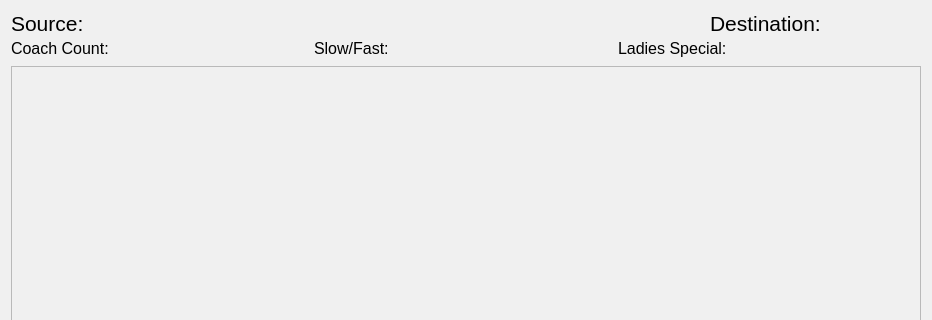
Above: train_route.ui from gurpartap007/qtmop before the change; both pictures show x 0 to 932 and y 0 to 320 of the 932 by 571 pixel window. Below: the same form after it.
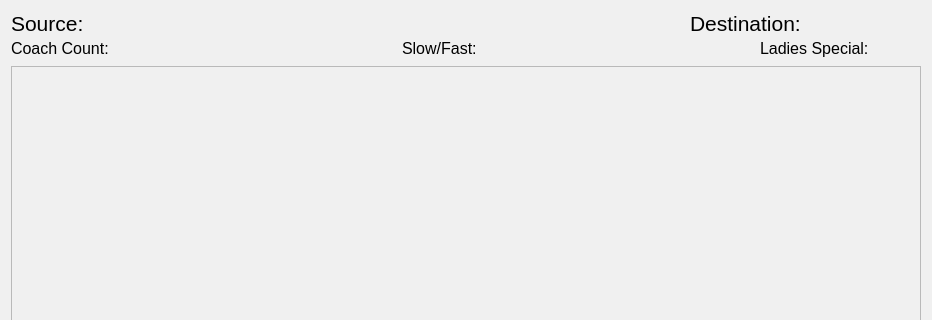
That is the form after the change.

Commit message: added Coach Count and Slow Fast status information of trains along with stylesheets

```diff
--- a/train_route.ui
+++ b/train_route.ui
@@ -67,7 +67,7 @@
            </property>
            <property name="sizeHint" stdset="0">
             <size>
-             <width>600</width>
+             <width>700</width>
              <height>20</height>
             </size>
            </property>
@@ -91,7 +91,7 @@
             <widget class="QLabel" name="destination_station_name">
              <property name="minimumSize">
               <size>
-               <width>100</width>
+               <width>120</width>
                <height>0</height>
               </size>
              </property>
@@ -135,7 +135,7 @@
             <widget class="QLabel" name="coach_count">
              <property name="minimumSize">
               <size>
-               <width>51</width>
+               <width>20</width>
                <height>0</height>
               </size>
              </property>
@@ -151,6 +151,19 @@
            </item>
           </layout>
          </item>
+         <item>
+          <spacer name="horizontalSpacer_2">
+           <property name="orientation">
+            <enum>Qt::Horizontal</enum>
+           </property>
+           <property name="sizeHint" stdset="0">
+            <size>
+             <width>40</width>
+             <height>20</height>
+            </size>
+           </property>
+          </spacer>
+         </item>
          <item>
           <layout class="QHBoxLayout" name="horizontalLayout_5">
            <item>
@@ -189,10 +202,36 @@
              </property>
             </widget>
            </item>
+           <item>
+            <spacer name="horizontalSpacer_3">
+             <property name="orientation">
+              <enum>Qt::Horizontal</enum>
+             </property>
+             <property name="sizeHint" stdset="0">
+              <size>
+               <width>30</width>
+               <height>20</height>
+              </size>
+             </property>
+            </spacer>
+           </item>
           </layout>
          </item>
          <item>
           <layout class="QHBoxLayout" name="horizontalLayout_6">
+           <item>
+            <spacer name="horizontalSpacer_5">
+             <property name="orientation">
+              <enum>Qt::Horizontal</enum>
+             </property>
+             <property name="sizeHint" stdset="0">
+              <size>
+               <width>40</width>
+               <height>20</height>
+              </size>
+             </property>
+            </spacer>
+           </item>
            <item>
             <widget class="QLabel" name="ladies_special_label">
              <property name="minimumSize">
@@ -213,9 +252,15 @@
            </item>
            <item>
             <widget class="QLabel" name="ladies_special_type">
+             <property name="sizePolicy">
+              <sizepolicy hsizetype="Fixed" vsizetype="Preferred">
+               <horstretch>0</horstretch>
+               <verstretch>0</verstretch>
+              </sizepolicy>
+             </property>
              <property name="minimumSize">
               <size>
-               <width>130</width>
+               <width>20</width>
                <height>0</height>
               </size>
              </property>
@@ -229,6 +274,22 @@
              </property>
             </widget>
            </item>
+           <item>
+            <spacer name="horizontalSpacer_4">
+             <property name="orientation">
+              <enum>Qt::Horizontal</enum>
+             </property>
+             <property name="sizeType">
+              <enum>QSizePolicy::Fixed</enum>
+             </property>
+             <property name="sizeHint" stdset="0">
+              <size>
+               <width>20</width>
+               <height>20</height>
+              </size>
+             </property>
+            </spacer>
+           </item>
           </layout>
          </item>
         </layout>
```
The commit also changes 1 other file.
